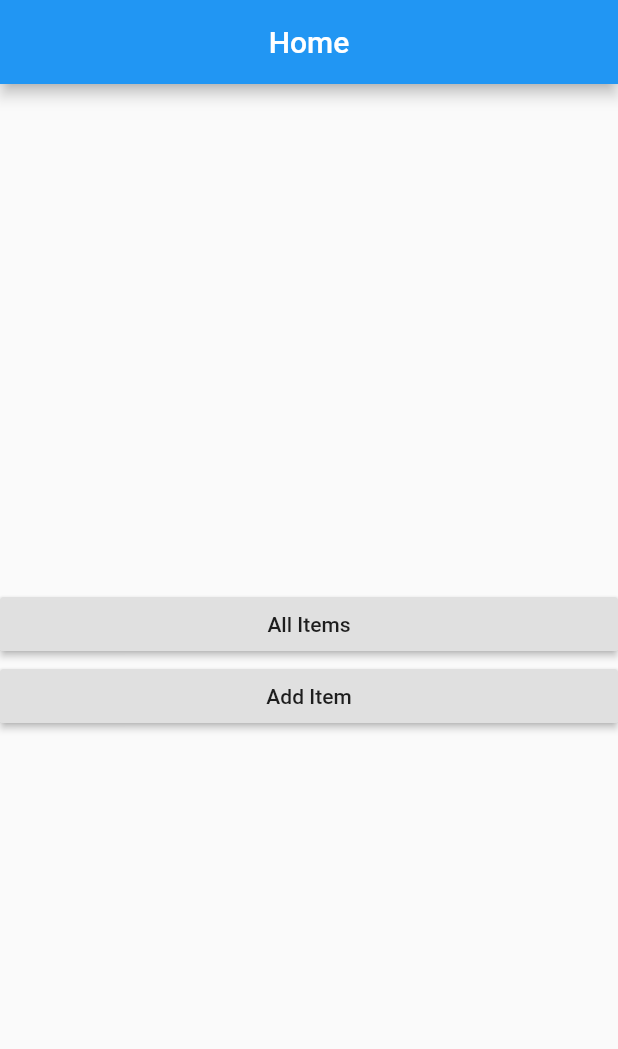
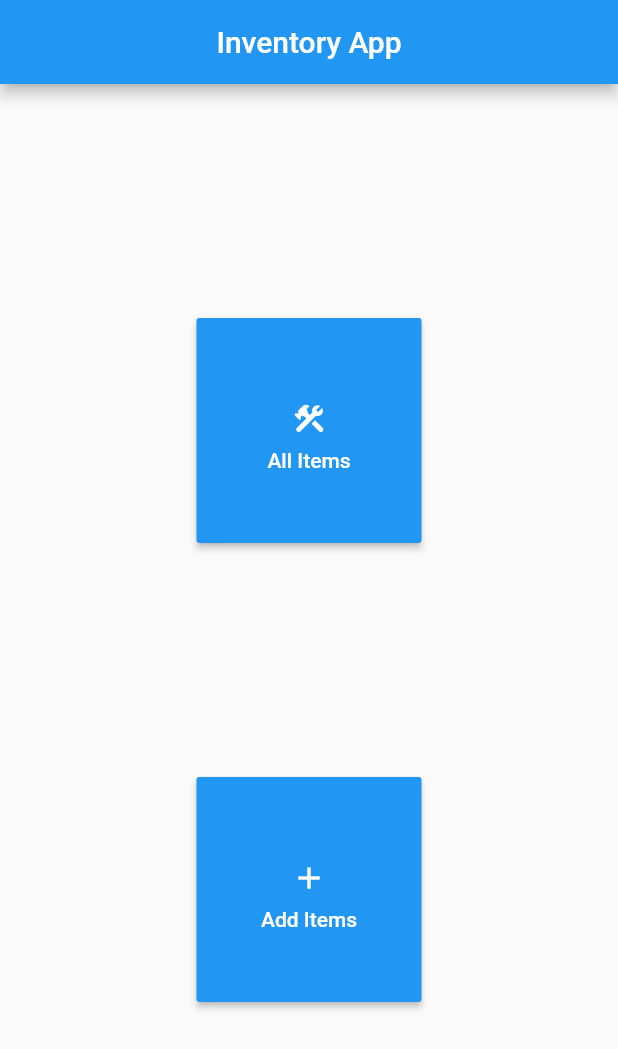
Before and after one commit to yuetu0/inventory_app, a Flutter app: the screen it shows after launch, on a phone screen of 412 x 824 dp. Shown: the top 1049 px of the screen. Run offline on Flutter 3.47's test engine with Material 2 defaults, Android fonts, the phone set to English and light mode, and no system bars.

Commit message:
more ui edit

```diff
--- a/lib/screens/allitems.dart
+++ b/lib/screens/allitems.dart
@@ -17,6 +17,7 @@ class _AllItemsState extends State<AllItems> {
       ),
       floatingActionButton: FloatingActionButton(
         child: Icon(Icons.add),
+        backgroundColor: Colors.blue,
         onPressed: (){},
       ),
     );
--- a/lib/screens/home.dart
+++ b/lib/screens/home.dart
@@ -13,30 +13,59 @@ class _HomeState extends State<Home> {
     return Scaffold(
      appBar: AppBar(
        backgroundColor: Colors.blue,
-       title: Text('Home'),
+       title: Text('Inventory App'),
        centerTitle:true,
      ),
-    body: Container(
+    body: Center(
       child: Column(
         //allignment for row still need to edit
-        crossAxisAlignment: CrossAxisAlignment.stretch,
-        mainAxisAlignment: MainAxisAlignment.center,
+        mainAxisAlignment: MainAxisAlignment.spaceEvenly,
         //buttons
         children: <Widget> [
-          RaisedButton(
+          new Container(
+            width: 150.0,
+            height: 150.0,
+            child: RaisedButton(
+              textColor: Colors.white,
+              color: Colors.blue,
             //onpressed leads to other
             onPressed: (){
               Navigator.of(context).pushNamed('/allitems');
             },
-            child:Text('All Items'),
-            ),
-          RaisedButton(
+
+            child: Column(
+              mainAxisAlignment: MainAxisAlignment.center,
+              children:[
+                Padding(
+                   padding: const EdgeInsets.all(8.0),
+                    child: Icon(Icons.construction_rounded , color: Colors.white,),
+                ),
+                Text("All Items")
+              ]
+            )
+          )),
+          new Container(
+            height:150.0,
+            width: 150.0,
+
+          child: RaisedButton(
+
+             textColor: Colors.white,
+            color: Colors.blue,
             onPressed: (){},
-            child: Text ('Add Item')
-            )
-        ],
+            child: Column(
+              mainAxisAlignment: MainAxisAlignment.center,
+              children: [
+                Padding(
+                  padding: const EdgeInsets.all(8.0),
+                  child:Icon(Icons.add, color:Colors.white),
+                  ),
+                  Text("Add Items"),
+              ],
         )
-      )
-    );
-  }
-}
+          )),
+          ],
+          ),
+        )
+        );
+          }}
```
